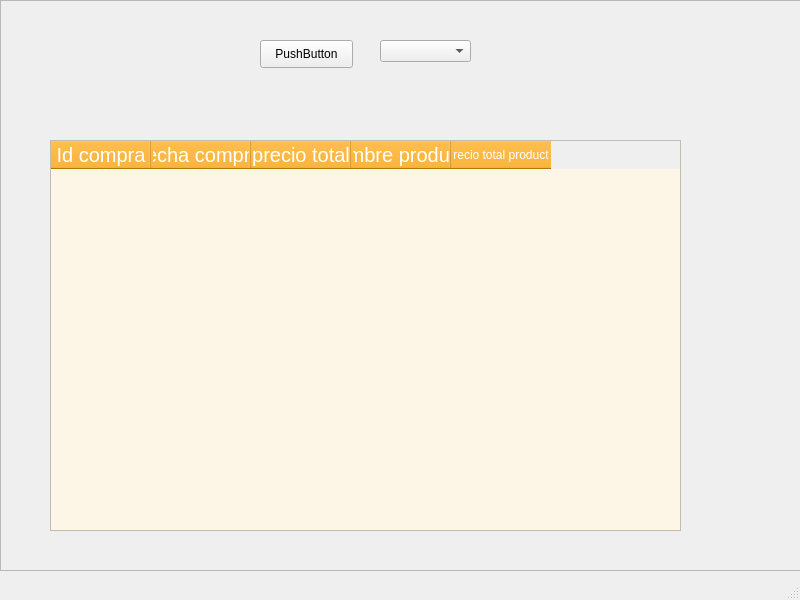
Qt form views/compra.ui (Jossue35/Final-P-B) before a commit.
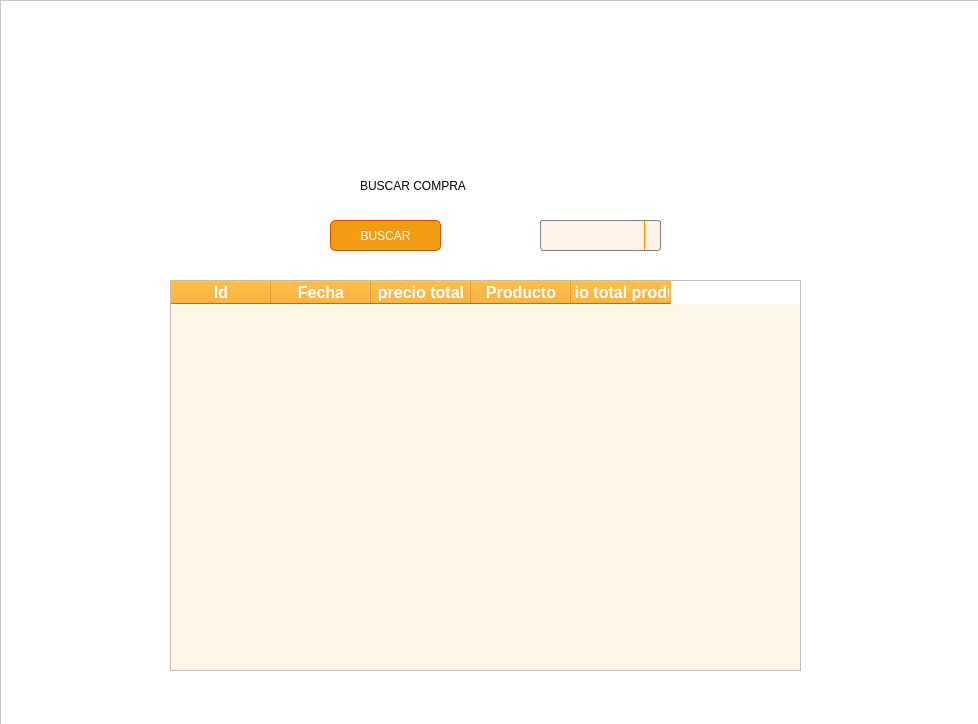
The same form after that commit. Icons and pictures are not drawn.

```diff
--- a/views/compra.ui
+++ b/views/compra.ui
@@ -6,8 +6,8 @@
    <rect>
     <x>0</x>
     <y>0</y>
-    <width>800</width>
-    <height>600</height>
+    <width>978</width>
+    <height>724</height>
    </rect>
   </property>
   <property name="windowTitle">
@@ -19,10 +19,13 @@
      <rect>
       <x>0</x>
       <y>0</y>
-      <width>801</width>
-      <height>571</height>
+      <width>981</width>
+      <height>731</height>
      </rect>
     </property>
+    <property name="styleSheet">
+     <string notr="true">background-color: rgb(255, 255, 255);</string>
+    </property>
     <property name="frameShape">
      <enum>QFrame::StyledPanel</enum>
     </property>
@@ -32,8 +35,8 @@
     <widget class="QTableWidget" name="tblcompra">
      <property name="geometry">
       <rect>
-       <x>50</x>
-       <y>140</y>
+       <x>170</x>
+       <y>280</y>
        <width>631</width>
        <height>391</height>
       </rect>
@@ -60,22 +63,26 @@
      </property>
      <column>
       <property name="text">
-       <string>Id compra</string>
+       <string>Id</string>
       </property>
       <property name="font">
        <font>
-        <pointsize>15</pointsize>
+        <pointsize>12</pointsize>
+        <weight>75</weight>
+        <bold>true</bold>
         <underline>false</underline>
        </font>
       </property>
      </column>
      <column>
       <property name="text">
-       <string>fecha compra</string>
+       <string>Fecha</string>
       </property>
       <property name="font">
        <font>
-        <pointsize>15</pointsize>
+        <pointsize>12</pointsize>
+        <weight>75</weight>
+        <bold>true</bold>
        </font>
       </property>
      </column>
@@ -85,18 +92,22 @@
       </property>
       <property name="font">
        <font>
-        <pointsize>15</pointsize>
+        <pointsize>12</pointsize>
+        <weight>75</weight>
+        <bold>true</bold>
         <kerning>true</kerning>
        </font>
       </property>
      </column>
      <column>
       <property name="text">
-       <string>nombre producto</string>
+       <string>Producto</string>
       </property>
       <property name="font">
        <font>
-        <pointsize>15</pointsize>
+        <pointsize>12</pointsize>
+        <weight>75</weight>
+        <bold>true</bold>
        </font>
       </property>
      </column>
@@ -104,44 +115,126 @@
       <property name="text">
        <string>precio total producto</string>
       </property>
+      <property name="font">
+       <font>
+        <pointsize>12</pointsize>
+        <weight>75</weight>
+        <bold>true</bold>
+       </font>
+      </property>
      </column>
     </widget>
     <widget class="QPushButton" name="buscar">
      <property name="geometry">
       <rect>
-       <x>260</x>
-       <y>40</y>
-       <width>93</width>
-       <height>28</height>
+       <x>330</x>
+       <y>220</y>
+       <width>111</width>
+       <height>31</height>
       </rect>
      </property>
+     <property name="styleSheet">
+      <string notr="true">QPushButton {
+    background-color: #f39c12; /* Color de fondo del botón (naranja) */
+    color: white; /* Color del texto del botón */
+    border: 1px solid #d35400; /* Borde del botón */
+    border-radius: 5px; /* Bordes redondeados del botón */
+    padding: 5px 10px; /* Espaciado interno del botón */
+}
+
+QPushButton:hover {
+    background-color: #f1c40f; /* Color de fondo al pasar el ratón (amarillo) */
+    border: 1px solid #c27c00; /* Borde al pasar el ratón */
+}
+</string>
+     </property>
      <property name="text">
-      <string>PushButton</string>
+      <string>BUSCAR</string>
      </property>
     </widget>
     <widget class="QComboBox" name="cbxId">
      <property name="geometry">
       <rect>
-       <x>380</x>
-       <y>40</y>
-       <width>91</width>
-       <height>22</height>
+       <x>540</x>
+       <y>220</y>
+       <width>121</width>
+       <height>31</height>
       </rect>
+     </property>
+     <property name="styleSheet">
+      <string notr="true">QComboBox {
+    border: 1px solid gray;
+    border-radius: 3px;
+    padding: 1px 18px 1px 3px;
+    min-width: 6em;
+    background: #FDF3E7; /* Color de fondo naranja claro */
+    selection-background-color: darkorange; /* Color de fondo al seleccionar */
+    color: darkorange; /* Color del texto */
+}
+
+QComboBox::drop-down {
+    subcontrol-origin: padding;
+    subcontrol-position: top right;
+    width: 15px;
+    border-left-width: 1px;
+    border-left-color: darkorange; /* Color de la flecha */
+    border-left-style: solid;
+    border-top-right-radius: 3px;
+    border-bottom-right-radius: 3px;
+}
+
+QComboBox::down-arrow {
+    image: url(down_arrow.png); /* Puedes personalizar la flecha si lo deseas */
+}
+</string>
+     </property>
+    </widget>
+    <widget class="QLabel" name="label_4">
+     <property name="geometry">
+      <rect>
+       <x>360</x>
+       <y>170</y>
+       <width>381</width>
+       <height>31</height>
+      </rect>
+     </property>
+     <property name="styleSheet">
+      <string notr="true">font: 87 20pt &quot;Arial Black&quot;;</string>
+     </property>
+     <property name="text">
+      <string>BUSCAR COMPRA</string>
+     </property>
+    </widget>
+    <widget class="QLabel" name="label_3">
+     <property name="geometry">
+      <rect>
+       <x>390</x>
+       <y>50</y>
+       <width>231</width>
+       <height>111</height>
+      </rect>
+     </property>
+     <property name="minimumSize">
+      <size>
+       <width>231</width>
+       <height>0</height>
+      </size>
+     </property>
+     <property name="styleSheet">
+      <string notr="true">border-image: url(:/cct/584298b4a6515b1e0ad75adb.png);</string>
+     </property>
+     <property name="text">
+      <string/>
+     </property>
+     <property name="pixmap">
+      <pixmap resource="logomc.qrc">:/cct/logopng.png</pixmap>
+     </property>
+     <property name="scaledContents">
+      <bool>true</bool>
      </property>
     </widget>
    </widget>
   </widget>
-  <widget class="QMenuBar" name="menubar">
-   <property name="geometry">
-    <rect>
-     <x>0</x>
-     <y>0</y>
-     <width>800</width>
-     <height>26</height>
-    </rect>
-   </property>
-  </widget>
-  <widget class="QStatusBar" name="statusbar"/>
  </widget>
  <resources/>
  <connections/>
```
Left out of the diff: 4 changed lines with no effect on the pictures.
